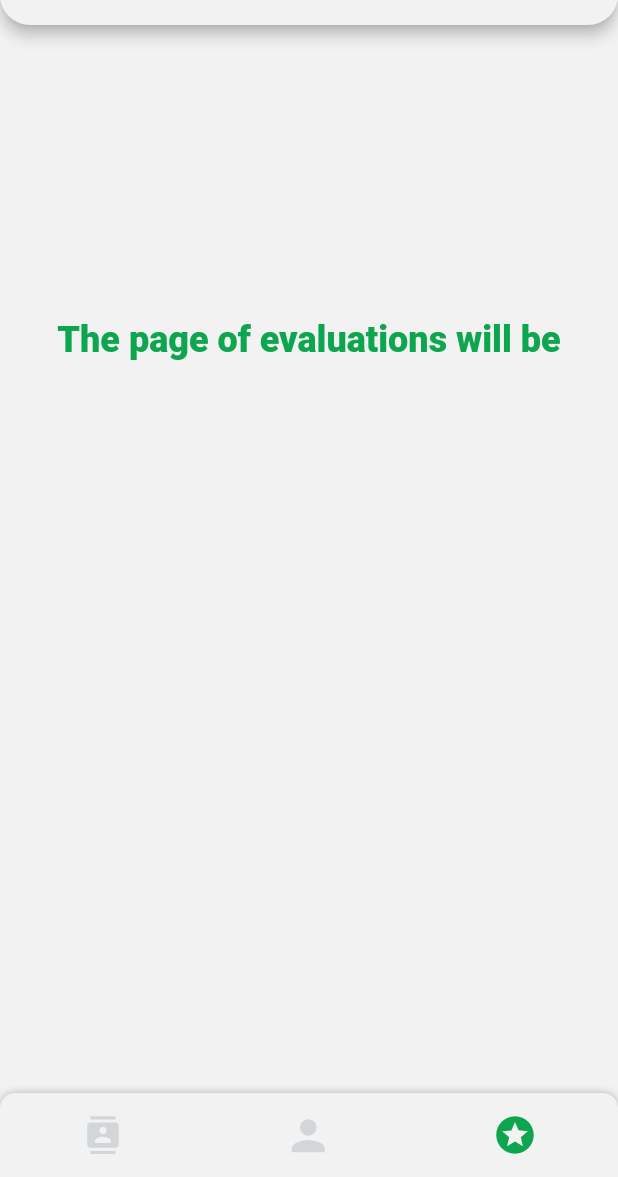
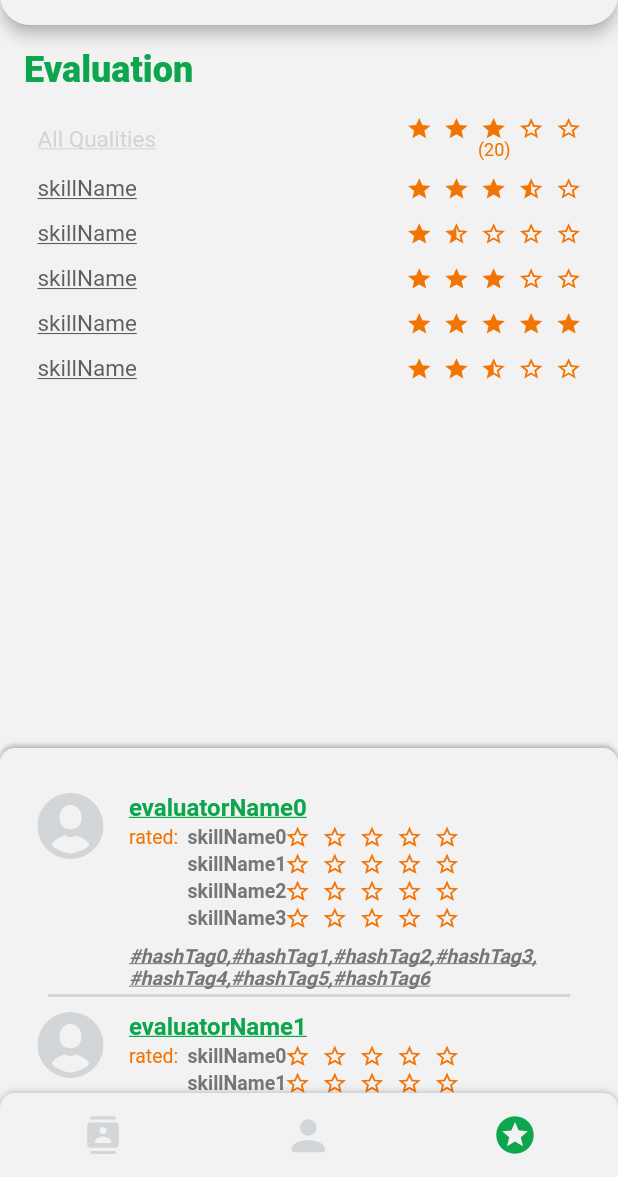
Before and after one commit to GennadiyMurzhi/People-or-Human-rating-app, a Flutter app: the screen it shows after launch, swiped to page 3, on a phone screen of 412 x 824 dp, the part 59-1236 px from its top. Run offline on Flutter 3.47's test engine with Material 2 defaults, Android fonts, the phone set to English and light mode, and no system bars; our stand-ins replace bloc, cached_network_image, contacts_service, dartz, dio, flutter_bloc and 7 more; accounts and stored records are empty; generated files the repository leaves out were written again; network calls fail.

Commit message:
evaluation ui was maded

```diff
--- a/lib/application/main_screen_cubit/main_screen_cubit.dart
+++ b/lib/application/main_screen_cubit/main_screen_cubit.dart
@@ -24,6 +24,8 @@ class MainScreenCubit extends Cubit<MainScreenState> {
   final IProfileRepository _profileRepository;
 
   final _fakeUser = const User(phoneNumberId: '+38099221111');
+
+  bool _isDragToExpand = false;
 
   MainScreenCubit(
     this._mainScreenPageController,
@@ -98,6 +100,70 @@ class MainScreenCubit extends Cubit<MainScreenState> {
     );
   }
 
+  void onVerticalDragUpdateCubit(DragUpdateDetails dragDetails, double expandedHeight, double unExpandedHeight) {
+    if (state.heightEvaluationsListDrag == null) {
+      emit(
+        state.copyWith(heightEvaluationsListDrag: unExpandedHeight),
+      );
+    }
+
+    if (dragDetails.delta.direction < 0) {
+      _isDragToExpand = true;
+      if ((state.heightEvaluationsListDrag! + dragDetails.delta.distance) > expandedHeight) {
+        emit(
+          state.copyWith(
+            heightEvaluationsListDrag: expandedHeight,
+            isEvaluationsListDragTime: true,
+          ),
+        );
+      } else {
+        emit(
+          state.copyWith(
+            heightEvaluationsListDrag: state.heightEvaluationsListDrag! + dragDetails.delta.distance,
+            isEvaluationsListDragTime: true,
+          ),
+        );
+      }
+    }
+
+    if (dragDetails.delta.direction > 0) {
+      _isDragToExpand = false;
+      if ((state.heightEvaluationsListDrag! + dragDetails.delta.distance) < unExpandedHeight) {
+        emit(
+          state.copyWith(
+            heightEvaluationsListDrag: unExpandedHeight,
+            isEvaluationsListDragTime: true,
+          ),
+        );
+      } else {
+        emit(
+          state.copyWith(
+            heightEvaluationsListDrag: state.heightEvaluationsListDrag! - dragDetails.delta.distance,
+            isEvaluationsListDragTime: true,
+          ),
+        );
+      }
+    }
+  }
+
+  void onVerticalDragEndCubit(DragEndDetails dragDetails) {
+    if (_isDragToExpand) {
+      emit(
+        state.copyWith(
+          isEvaluationsListExpanded: true,
+          isEvaluationsListDragTime: false,
+        ),
+      );
+    } else {
+      emit(
+        state.copyWith(
+          isEvaluationsListExpanded: false,
+          isEvaluationsListDragTime: false,
+        ),
+      );
+    }
+  }
+
   void _updateProfileEmit(Profile profile) {
     emit(
       state.copyWith(
@@ -108,12 +174,26 @@ class MainScreenCubit extends Cubit<MainScreenState> {
   }
 
   void _firstEmitOnScroll(int pageIndexSelected) {
+    if (pageIndexSelected == 2) {
+      emit(
+        state.copyWith(
+          currentPageIndex: 2,
+          isCacheError: false,
+          isEvaluationsListExpanded: false,
+          isEvaluationsListDragTime: false,
+        ),
+      );
+    } else {
       emit(
         state.copyWith(
           currentPageIndex: pageIndexSelected,
           isCacheError: false,
+          isEvaluationsListExpanded: false,
+          isEvaluationsListDragTime: false,
+          heightEvaluationsListDrag: null,
         ),
       );
+    }
   }
 
   void _contactsFromPhone() async {
--- a/lib/application/main_screen_cubit/main_screen_state.dart
+++ b/lib/application/main_screen_cubit/main_screen_state.dart
@@ -6,10 +6,12 @@ abstract class MainScreenState with _$MainScreenState {
     required String title,
     required bool drawerOrArrowBack,
     required int currentPageIndex,
-    //Keys must be of contactsOfRegisteredUsers and contactsUnRegisteredUsers
     UpdatedContacts? contacts,
     Profile? profile,
     required bool isCacheError,
+    required bool isEvaluationsListExpanded,
+    required bool isEvaluationsListDragTime,
+    double? heightEvaluationsListDrag,
   }) = _MainSreenState;
 
   factory MainScreenState.initialMainScreen() => const MainScreenState(
@@ -17,5 +19,7 @@ abstract class MainScreenState with _$MainScreenState {
         drawerOrArrowBack: true,
         currentPageIndex: 1,
         isCacheError: false,
+        isEvaluationsListExpanded: false,
+        isEvaluationsListDragTime: false,
       );
 }
--- /dev/null
+++ b/lib/domain/evaluation/evaluation.dart
@@ -0,0 +1,27 @@
+import 'package:freezed_annotation/freezed_annotation.dart';
+import 'package:people_rating_app/domain/profile/profile.dart';
+
+part 'evaluation.freezed.dart';
+
+part 'evaluation.g.dart';
+
+@freezed
+class Evaluations with _$Evaluations {
+  const factory Evaluations({
+    required List<Evaluation> evaluations,
+  }) = _Evaluations;
+
+  factory Evaluations.fromJson(Map<String, dynamic> json) => _$EvaluationsFromJson(json);
+}
+
+@freezed
+class Evaluation with _$Evaluation {
+  const factory Evaluation({
+    required String evaluatorName,
+    required Skills evaluatedSkills,
+    required List<String> hashTagList,
+    required String? photoUrl,
+  }) = _Evaluation;
+
+  factory Evaluation.fromJson(Map<String, dynamic> json) => _$EvaluationFromJson(json);
+}
--- a/lib/domain/profile/profile.dart
+++ b/lib/domain/profile/profile.dart
@@ -41,7 +41,7 @@ class Skills with _$Skills {
 class Skill with _$Skill {
   const factory Skill({
     required String skillName,
-    required double skillAverageEvaluations,
+    required double skillEvaluation,
   }) = _Skill;
 
   factory Skill.fromJson(Map<String, dynamic> json) => _$SkillFromJson(json);
--- a/lib/infrastructure/contacts/contacts_local_data_source.dart
+++ b/lib/infrastructure/contacts/contacts_local_data_source.dart
@@ -1,7 +1,6 @@
 import 'package:injectable/injectable.dart';
 import 'package:people_rating_app/domain/contacts/contacts.dart';
 import 'package:people_rating_app/domain/contacts/i_contacts_local_data_source.dart';
-import 'package:people_rating_app/domain/core/errors.dart';
 import 'package:people_rating_app/domain/core/i_database_vendor.dart';
 import 'package:people_rating_app/infrastructure/core/local_data_source_error_handler_mixin.dart';
 import 'package:sqflite/sqflite.dart';
--- a/lib/infrastructure/profile/profile_local_data_source.dart
+++ b/lib/infrastructure/profile/profile_local_data_source.dart
@@ -19,7 +19,7 @@ class ProfileLocalDataSource with LocalDataSourceErrorHandlerMixin<Profile> impl
 
     for (int i = 0; i <= profile.skills.skills.length; i++) {
       await _databaseVendor.database!.execute('INSERT INTO skill(skill_name, skill_average_evaluations)'
-          'VALUES(${profile.skills.skills[i].skillName},${profile.skills.skills[i].skillAverageEvaluations})');
+          'VALUES(${profile.skills.skills[i].skillName},${profile.skills.skills[i].skillEvaluation})');
     }
   }
 
@@ -46,7 +46,7 @@ class ProfileLocalDataSource with LocalDataSourceErrorHandlerMixin<Profile> impl
               profileInfoMap.length,
               (index) => Skill(
                 skillName: profileInfoMap[index]['skill_name'] as String,
-                skillAverageEvaluations: profileInfoMap[index]['skill_average_evaluations'] as double,
+                skillEvaluation: profileInfoMap[index]['skill_average_evaluations'] as double,
               ),
             ),
           ),
--- a/lib/ui/contacts/contacts_page.dart
+++ b/lib/ui/contacts/contacts_page.dart
@@ -4,6 +4,7 @@ import 'package:people_rating_app/application/main_screen_cubit/main_screen_cubi
 import 'package:people_rating_app/ui/contacts/contact_widget.dart';
 import 'package:people_rating_app/ui/core/body_if_no_cache_error.dart';
 import 'package:people_rating_app/ui/core/widgets/loading_widget.dart';
+import 'package:people_rating_app/ui/core/widgets/page_headline_widget.dart';
 
 class ContactsPage extends StatelessWidget {
   const ContactsPage({Key? key}) : super(key: key);
@@ -15,16 +16,8 @@ class ContactsPage extends StatelessWidget {
     return Column(
       crossAxisAlignment: CrossAxisAlignment.start,
       children: [
-        Container(
-          width: double.infinity,
-          color: Theme.of(context).colorScheme.primary,
-          child: Padding(
-            padding: const EdgeInsets.fromLTRB(16, 16, 0, 0),
-            child: Text(
-              'Contacts',
-              style: Theme.of(context).textTheme.headlineSmall,
-            ),
-          ),
+        const PageHeadlineWidget(
+          headline: 'Contacts',
         ),
         BodyIfNoCacheError(
           body: Expanded(
--- a/lib/ui/core/main_screen.dart
+++ b/lib/ui/core/main_screen.dart
@@ -4,6 +4,7 @@ import 'package:people_rating_app/application/main_screen_cubit/main_screen_cubi
 import 'package:people_rating_app/injection.dart';
 import 'package:people_rating_app/ui/contacts/contacts_page.dart';
 import 'package:people_rating_app/ui/core/layout.dart';
+import 'package:people_rating_app/ui/evaluation/evaluation_page.dart';
 import 'package:people_rating_app/ui/profile/profile_page.dart';
 import 'package:permission_handler/permission_handler.dart';
 
@@ -25,11 +26,7 @@ class MainScreen extends StatelessWidget {
             children: <Widget>[
               ContactsPage(),
               ProfilePage(),
-              Text(
-                '\n\n\n\n\n\n\nThe page of evaluations will be',
-                textAlign: TextAlign.center,
-                style: Theme.of(context).textTheme.headlineSmall,
-              ),
+              EvaluationPage(),
             ],
           ),
         ),
--- /dev/null
+++ b/lib/ui/core/widgets/is_photo_widget.dart
@@ -0,0 +1,29 @@
+import 'package:cached_network_image/cached_network_image.dart';
+import 'package:flutter/material.dart';
+import 'package:flutter_svg/flutter_svg.dart';
+
+class IsPhotoWidget extends StatelessWidget {
+  final String? photoUrl;
+  final double diameter;
+
+  const IsPhotoWidget({
+    Key? key,
+    required this.photoUrl,
+    required this.diameter,
+  }) : super(key: key);
+
+  @override
+  Widget build(BuildContext context) {
+    return photoUrl != null
+        ? CachedNetworkImage(
+            imageUrl: photoUrl!,
+            placeholder: (context, url) => const CircularProgressIndicator(),
+            errorWidget: (context, url, error) => const Icon(Icons.error),
+          )
+        : SvgPicture.asset(
+            'resources/images/svg/person.svg',
+            width: diameter,
+            height: diameter,
+          );
+  }
+}
--- /dev/null
+++ b/lib/ui/core/widgets/page_headline_widget.dart
@@ -0,0 +1,22 @@
+import 'package:flutter/material.dart';
+
+class PageHeadlineWidget extends StatelessWidget {
+  final String headline;
+
+  ///Green headline/title with padding
+  const PageHeadlineWidget({
+    Key? key,
+    required this.headline,
+  }) : super(key: key);
+
+  @override
+  Widget build(BuildContext context) {
+    return Padding(
+      padding: const EdgeInsets.fromLTRB(16, 16, 0, 0),
+      child: Text(
+        headline,
+        style: Theme.of(context).textTheme.headlineSmall,
+      ),
+    );
+  }
+}
--- /dev/null
+++ b/lib/ui/evaluation/evaluation_page.dart
@@ -0,0 +1,83 @@
+import 'dart:math';
+
+import 'package:flutter/material.dart';
+import 'package:people_rating_app/domain/evaluation/evaluation.dart';
+import 'package:people_rating_app/domain/profile/profile.dart';
+import 'package:people_rating_app/ui/core/widgets/page_headline_widget.dart';
+import 'package:people_rating_app/ui/evaluation/widgets/evaluation_list_slide_widget.dart';
+import 'package:people_rating_app/ui/evaluation/widgets/evaluation_skill_list_widget.dart';
+
+//fake data
+const skills = Skills(
+  skills: [
+    Skill(skillName: 'skillName', skillEvaluation: 3.5),
+    Skill(skillName: 'skillName', skillEvaluation: 1.5),
+    Skill(skillName: 'skillName', skillEvaluation: 3),
+    Skill(skillName: 'skillName', skillEvaluation: 5),
+    Skill(skillName: 'skillName', skillEvaluation: 2.5),
+  ],
+);
+
+final evaluations = Evaluations(
+  evaluations: List.generate(
+    20,
+    (index) => Evaluation(
+      evaluatorName: 'evaluatorName$index',
+      evaluatedSkills: Skills(
+        skills: List.generate(
+          4 - Random().nextInt(4),
+          (skillIndex) => Skill(
+            skillName: 'skillName$skillIndex',
+            skillEvaluation: (Random().nextInt(4) + Random().nextDouble().toDouble()),
+          ),
+        ),
+      ),
+      hashTagList: List.generate(7, (hashTagIndex) => 'hashTag$hashTagIndex'),
+      photoUrl: null,
+    ),
+  ),
+);
+
+class EvaluationPage extends StatelessWidget {
+  const EvaluationPage({Key? key}) : super(key: key);
+
+  @override
+  Widget build(BuildContext context) {
+    return Column(
+      crossAxisAlignment: CrossAxisAlignment.start,
+      children: [
+        const PageHeadlineWidget(
+          headline: 'Evaluation',
+        ),
+        const SizedBox(
+          height: 14,
+        ),
+        Expanded(
+          child: Stack(
+            children: [
+              Padding(
+                padding: const EdgeInsets.symmetric(horizontal: 15),
+                child: EvaluationSkillListWidget(
+                  skills: skills.skills,
+                  evaluationsCountSelectedSkill: evaluations.evaluations.length,
+                  selectedSkill: -1,
+                ),
+              ),
+              const SizedBox(
+                height: 22,
+              ),
+              Positioned(
+                bottom: 0,
+                child: EvaluationListSlideWidget(
+                  expandedHeight: 432,
+                  unExpandedHeight: 230,
+                  evaluations: evaluations.evaluations,
+                ),
+              ),
+            ],
+          ),
+        ),
+      ],
+    );
+  }
+}
--- /dev/null
+++ b/lib/ui/evaluation/widgets/evaluation_list_slide_widget.dart
@@ -0,0 +1,80 @@
+import 'package:flutter/material.dart';
+import 'package:flutter_bloc/flutter_bloc.dart';
+import 'package:people_rating_app/application/main_screen_cubit/main_screen_cubit.dart';
+import 'package:people_rating_app/domain/evaluation/evaluation.dart';
+import 'package:people_rating_app/ui/evaluation/widgets/evaluation_widget.dart';
+
+class EvaluationListSlideWidget extends StatelessWidget {
+  final double expandedHeight;
+  final double unExpandedHeight;
+  final List<Evaluation> evaluations;
+
+  const EvaluationListSlideWidget({
+    Key? key,
+    required this.expandedHeight,
+    required this.unExpandedHeight,
+    required this.evaluations,
+  }) : super(key: key);
+
+  @override
+  Widget build(BuildContext context) {
+    double trackLength = expandedHeight - unExpandedHeight;
+
+    return GestureDetector(
+      onVerticalDragUpdate: (dragDetails) =>
+          BlocProvider.of<MainScreenCubit>(context).onVerticalDragUpdateCubit(dragDetails, expandedHeight, unExpandedHeight),
+      onVerticalDragEnd: BlocProvider.of<MainScreenCubit>(context).onVerticalDragEndCubit,
+      child: AnimatedContainer(
+        duration: const Duration(milliseconds: 300),
+        height: BlocProvider.of<MainScreenCubit>(context).state.isEvaluationsListDragTime
+            ? BlocProvider.of<MainScreenCubit>(context).state.heightEvaluationsListDrag
+            : BlocProvider.of<MainScreenCubit>(context).state.isEvaluationsListExpanded
+                ? expandedHeight
+                : unExpandedHeight,
+        decoration: BoxDecoration(
+          color: Theme.of(context).colorScheme.primary,
+          borderRadius: const BorderRadius.vertical(
+            top: Radius.circular(10),
+          ),
+          boxShadow: const [
+            BoxShadow(
+              color: Color(0x3f000000),
+              offset: Offset(0, -2),
+              blurRadius: 2,
+            )
+          ],
+        ),
+        child: Column(
+          children: [
+            Container(height: 30),
+            Expanded(
+              child: SizedBox(
+                width: MediaQuery.of(context).size.width,
+                child: ListView(
+                  padding: const EdgeInsets.fromLTRB(25, 0, 25, 0),
+                  children: List.generate(
+                    evaluations.length + evaluations.length - 1,
+                    (index) => index % 2 == 0
+                        ? EvaluationWidget(
+                            evaluatorName: evaluations[index ~/ 2].evaluatorName,
+                            evaluatedSkills: evaluations[index ~/ 2].evaluatedSkills.skills,
+                            hashTagList: evaluations[index ~/ 2].hashTagList,
+                            photoUrl: null,
+                          )
+                        : Center(
+                            child: Container(
+                              height: 2,
+                              margin: const EdgeInsets.fromLTRB(7, 3, 7, 10),
+                              color: const Color(0xFFD2D6D9),
+                            ),
+                          ),
+                  ),
+                ),
+              ),
+            ),
+          ],
+        ),
+      ),
+    );
+  }
+}
--- /dev/null
+++ b/lib/ui/evaluation/widgets/evaluation_skill_list_text_button.dart
@@ -0,0 +1,65 @@
+import 'package:flutter/material.dart';
+import 'package:people_rating_app/ui/core/widgets/stars_widget.dart';
+
+class EvaluationSkillListTextButton extends StatelessWidget {
+  final bool isSelected;
+  final String skillName;
+  final double skillEvaluation;
+  final int evaluationsCountSelectedSkill;
+
+  const EvaluationSkillListTextButton({
+    Key? key,
+    required this.isSelected,
+    required this.skillName,
+    required this.skillEvaluation,
+    required this.evaluationsCountSelectedSkill,
+  }) : super(key: key);
+
+  @override
+  Widget build(BuildContext context) {
+    return TextButton(
+      style: ButtonStyle(
+        minimumSize: MaterialStateProperty.all<Size>(
+          const Size.fromHeight(30),
+        ),
+      ),
+      onPressed: isSelected ? null : () {},
+      child: Padding(
+        padding: const EdgeInsets.symmetric(
+          vertical: 4,
+          horizontal: 10,
+        ),
+        child: Row(
+          mainAxisAlignment: MainAxisAlignment.spaceBetween,
+          children: [
+            Text(
+              skillName,
+              style: TextStyle(
+                color: isSelected ? const Color(0xFFD2D6D9) : const Color(0xFF5E5E5E),
+                fontWeight: FontWeight.w400,
+                fontSize: 15,
+                fontFamily: 'Roboto',
+                decoration: TextDecoration.underline,
+              ),
+            ),
+            Column(
+              children: [
+                StarsWidget(
+                  color: Theme.of(context).colorScheme.tertiary,
+                  fillStarsIndex: skillEvaluation,
+                  size: const Size(115, 14.25),
+                ),
+                isSelected
+                    ? Text(
+                        '($evaluationsCountSelectedSkill)',
+                        style: Theme.of(context).textTheme.bodySmall,
+                      )
+                    : Container()
+              ],
+            ),
+          ],
+        ),
+      ),
+    );
+  }
+}
--- /dev/null
+++ b/lib/ui/evaluation/widgets/evaluation_skill_list_widget.dart
@@ -0,0 +1,47 @@
+import 'package:flutter/material.dart';
+import 'package:people_rating_app/domain/profile/profile.dart';
+import 'package:people_rating_app/ui/evaluation/widgets/evaluation_skill_list_text_button.dart';
+
+class EvaluationSkillListWidget extends StatelessWidget {
+  final List<Skill> skills;
+  final int evaluationsCountSelectedSkill;
+  final int selectedSkill;
+
+  const EvaluationSkillListWidget({
+    Key? key,
+    required this.skills,
+    required this.evaluationsCountSelectedSkill,
+    required this.selectedSkill,
+  }) : super(key: key);
+
+  @override
+  Widget build(BuildContext context) {
+    return Column(
+      children: [
+            EvaluationSkillListTextButton(
+              isSelected: selectedSkill == -1,
+              skillName: 'All Qualities',
+              skillEvaluation: _averageEvaluationSkills(skills),
+              evaluationsCountSelectedSkill: evaluationsCountSelectedSkill,
+            )
+          ] +
+          List.generate(
+            skills.length,
+            (index) => EvaluationSkillListTextButton(
+              isSelected: index == selectedSkill,
+              skillName: skills[index].skillName,
+              skillEvaluation: skills[index].skillEvaluation,
+              evaluationsCountSelectedSkill: evaluationsCountSelectedSkill,
+            ),
+          ),
+    );
+  }
+}
+
+double _averageEvaluationSkills(List<Skill> skills) {
+  double averageSkillEvaluation = 0;
+  for (int i = 0; i < skills.length; i++) {
+    averageSkillEvaluation += skills[i].skillEvaluation;
+  }
+  return averageSkillEvaluation / (skills.length);
+}
--- /dev/null
+++ b/lib/ui/evaluation/widgets/evaluation_widget.dart
@@ -0,0 +1,102 @@
+import 'package:flutter/material.dart';
+import 'package:people_rating_app/domain/profile/profile.dart';
+import 'package:people_rating_app/ui/core/widgets/is_photo_widget.dart';
+import 'package:people_rating_app/ui/core/widgets/stars_widget.dart';
+
+class EvaluationWidget extends StatelessWidget {
+  final String? photoUrl;
+  final String evaluatorName;
+  final List<Skill> evaluatedSkills;
+  final List<String> hashTagList;
+
+  const EvaluationWidget({
+    Key? key,
+    required this.photoUrl,
+    required this.evaluatorName,
+    required this.evaluatedSkills,
+    required this.hashTagList,
+  }) : super(key: key);
+
+  @override
+  Widget build(BuildContext context) {
+    const double diameter = 44;
+
+    return Row(
+      crossAxisAlignment: CrossAxisAlignment.start,
+      children: [
+        Container(
+          width: diameter,
+          height: diameter,
+          decoration: const BoxDecoration(
+            shape: BoxShape.circle,
+          ),
+          child: IsPhotoWidget(
+            diameter: diameter,
+            photoUrl: photoUrl,
+          ),
+        ),
+        const SizedBox(width: 17),
+        Expanded(
+          child: Column(
+            crossAxisAlignment: CrossAxisAlignment.start,
+            children: [
+              Text(
+                evaluatorName,
+                style: Theme.of(context).textTheme.titleMedium,
+              ),
+              const SizedBox(height: 3),
+              Row(
+                crossAxisAlignment: CrossAxisAlignment.start,
+                children: [
+                  Text(
+                    'rated: ',
+                    style: Theme.of(context).textTheme.labelMedium!.copyWith(
+                          decoration: TextDecoration.none,
+                        ),
+                  ),
+                  const SizedBox(width: 3),
+                  Column(
+                    children: List.generate(
+                      evaluatedSkills.length,
+                      (index) => Padding(
+                        padding: const EdgeInsets.only(bottom: 3),
+                        child: Row(
+                          mainAxisAlignment: MainAxisAlignment.spaceBetween,
+                          children: [
+                            Text(
+                              evaluatedSkills[index].skillName,
+                              style: Theme.of(context).textTheme.titleLarge!.copyWith(fontSize: 13),
+                            ),
+                            StarsWidget(
+                              color: Theme.of(context).colorScheme.tertiary,
+                              fillStarsIndex: evaluatedSkills[index].skillEvaluation,
+                              size: const Size(115, 14.25),
+                            ),
+                          ],
+                        ),
+                      ),
+                    ),
+                  ),
+                ],
+              ),
+              const SizedBox(height: 7),
+              Wrap(
+                children: List.generate(
+                  hashTagList.length,
+                  (index) => Text(
+                    '#${hashTagList[index]}${index == hashTagList.length - 1 ? '' : ','}',
+                    style: Theme.of(context).textTheme.titleLarge!.copyWith(
+                          fontSize: 13,
+                          fontStyle: FontStyle.italic,
+                          decoration: TextDecoration.underline,
+                        ),
+                  ),
+                ),
+              ),
+            ],
+          ),
+        ),
+      ],
+    );
+  }
+}
--- a/lib/ui/profile/profile_page.dart
+++ b/lib/ui/profile/profile_page.dart
@@ -4,7 +4,7 @@ import 'package:people_rating_app/application/main_screen_cubit/main_screen_cubi
 import 'package:people_rating_app/ui/core/body_if_no_cache_error.dart';
 import 'package:people_rating_app/ui/core/widgets/loading_widget.dart';
 import 'package:people_rating_app/ui/profile/widgets/average_rating_widget.dart';
-import 'package:people_rating_app/ui/profile/widgets/skills_list_widget.dart';
+import 'package:people_rating_app/ui/profile/widgets/skill_list_widget.dart';
 import 'package:people_rating_app/ui/profile/widgets/profile_photo_widget.dart';
 
 class ProfilePage extends StatelessWidget {
@@ -67,7 +67,7 @@ class ProfilePage extends StatelessWidget {
                       onPressed: () => BlocProvider.of<MainScreenCubit>(context).onTapToBottomBar(2),
                     ),
                   ),
-                  SkillsListWidget(
+                  SkillListWidget(
                     skills: profile.skills.skills,
                   ),
                 ],
--- a/lib/ui/profile/widgets/skills_list_widget.dart
+++ b/lib/ui/profile/widgets/skill_list_widget.dart
@@ -2,10 +2,10 @@ import 'package:flutter/material.dart';
 import 'package:people_rating_app/domain/profile/profile.dart';
 import 'package:people_rating_app/ui/core/widgets/stars_widget.dart';
 
-class SkillsListWidget extends StatelessWidget {
+class SkillListWidget extends StatelessWidget {
   final List<Skill> skills;
 
-  const SkillsListWidget({
+  const SkillListWidget({
     Key? key,
     required this.skills,
   }) : super(key: key);
@@ -40,7 +40,7 @@ class SkillsListWidget extends StatelessWidget {
                 ),
                 StarsWidget(
                   color: Theme.of(context).colorScheme.tertiary,
-                  fillStarsIndex: skills[index].skillAverageEvaluations,
+                  fillStarsIndex: skills[index].skillEvaluation,
                   size: const Size(115, 14.25),
                 ),
               ],
```
Lines whose indentation alone changed are shown as unchanged.
